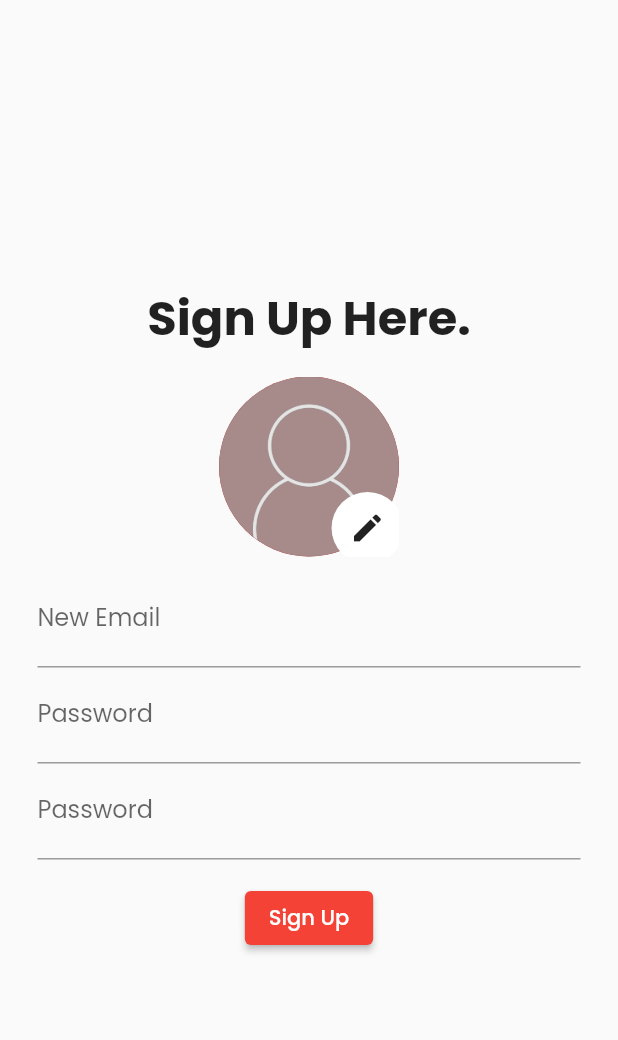
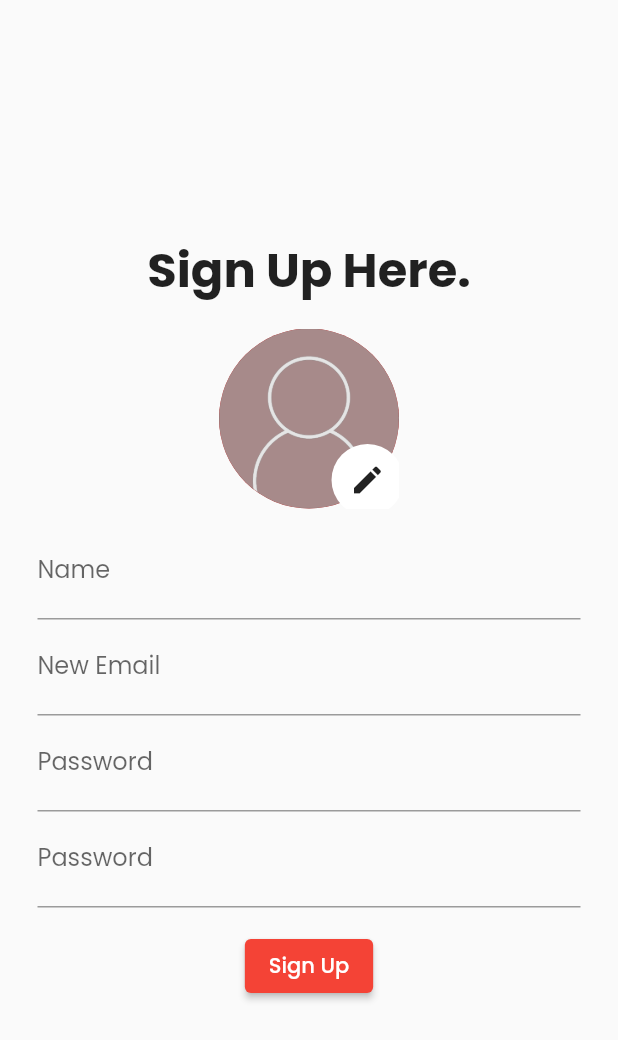
Before and after one commit to JohnnyNguyen01/riverpod-gym-app, a Flutter app: the SignUpScreen screen opened by its route, after a tap on "Sign Up", on a phone screen of 412 x 824 dp. Shown: the top 1040 px of the screen. Run offline on Flutter 3.47's test engine with Material 2 defaults, Android fonts, the light colour scheme and no system bars; our stand-ins replace cloud_firestore, date_picker_timeline, firebase_auth, firebase_core, firebase_storage, flutter_riverpod and 4 more; accounts and stored records are empty.

Commit message:
name is now added upon user creation

```diff
--- a/lib/pages/authentication/auth_screens/signup/signup_screen.dart
+++ b/lib/pages/authentication/auth_screens/signup/signup_screen.dart
@@ -40,6 +40,7 @@ class _BuildSignupForm extends ConsumerWidget {
   final _emailController = TextEditingController();
   final _firstPasswordController = TextEditingController();
   final _secondPasswordController = TextEditingController();
+  final _nameController = TextEditingController();
 
   @override
   Widget build(BuildContext context, ScopedReader watch) {
@@ -77,6 +78,14 @@ class _BuildSignupForm extends ConsumerWidget {
             ]),
             SizedBox(height: 10),
             TextFormField(
+              controller: _nameController,
+              decoration: InputDecoration(
+                labelText: 'Name',
+                hintText: 'Enter your name',
+              ),
+              validator: RequiredValidator(errorText: 'Name cannot be empty'),
+            ),
+            TextFormField(
               controller: _emailController,
               decoration: InputDecoration(
                   labelText: 'New Email',
@@ -109,6 +118,7 @@ class _BuildSignupForm extends ConsumerWidget {
               onPressed: () => context
                   .read(signUpScreenController)
                   .validateAndSubmitForm(
+                      nameController: _nameController,
                       emailController: _emailController,
                       firstPassController: _firstPasswordController,
                       secondPassController: _secondPasswordController,
--- a/lib/pages/authentication/auth_screens/signup/signup_screen_controller.dart
+++ b/lib/pages/authentication/auth_screens/signup/signup_screen_controller.dart
@@ -1,10 +1,12 @@
 import 'dart:io';
 
 import 'package:flutter/material.dart';
+import 'package:flutter/services.dart';
 import 'package:flutter_riverpod/flutter_riverpod.dart';
 import 'package:gym_tracker/domain/authentication/firebase_auth_repo.dart';
 import 'package:gym_tracker/domain/storage/firebase_cloud_storage_service.dart';
 import 'package:gym_tracker/domain/storage/firebase_firestore_service.dart';
+import 'package:gym_tracker/providers/states/auth_state_change_provider.dart';
 
 import '../../../../domain/authentication/models/user_model.dart';
 import '../../../../providers/states/signup_screen/circle_avatar_state.dart';
@@ -21,7 +23,8 @@ class SignUpScreenController {
   SignUpScreenController(this.read);
 
   void validateAndSubmitForm(
-      {TextEditingController emailController,
+      {TextEditingController nameController,
+      TextEditingController emailController,
       TextEditingController firstPassController,
       TextEditingController secondPassController,
       BuildContext context,
@@ -41,20 +44,20 @@ class SignUpScreenController {
           .then((_) async => await userState.setCurrentUserFromAuthRepo())
           // upload profile photo to cloud
           .then((_) async => await read(storageCloudService)
-              .addNewUserProfilephoto(
-                  File(circleAvatarPath), userState.state.data.value.uid))
-
+              .addNewUserProfilephoto(File(circleAvatarPath),
+                  context.read(authStateChangesProvider).data.value.uid))
           //4. upload user details to database
           // todo: implement proper username
           .then((value) async => await context
               .read(databaseProvider)
               .addNewUser(UserModel(
-                  userName: 'example',
+                  userName: nameController.text,
                   email: userState.state.data.value.email,
                   uid: userState.state.data.value.uid,
                   profileImageURL: await context
                       .read(storageCloudService)
                       .getUserProfilePhotoUrl(userState.state.data.value.uid))))
+          .then((_) async => await userState.setUserName(nameController.text))
           //3. catch any errors
           .catchError((e) => _showErrorSnackbar(context, e))
           //5. Navigate to homeScreen
```
